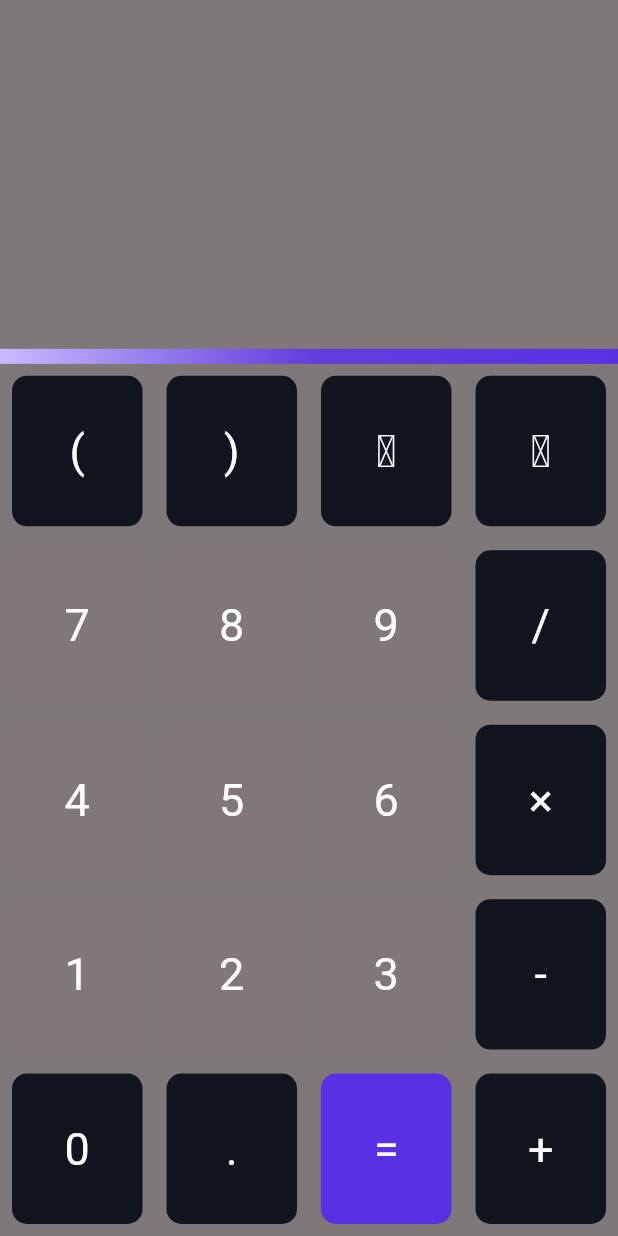
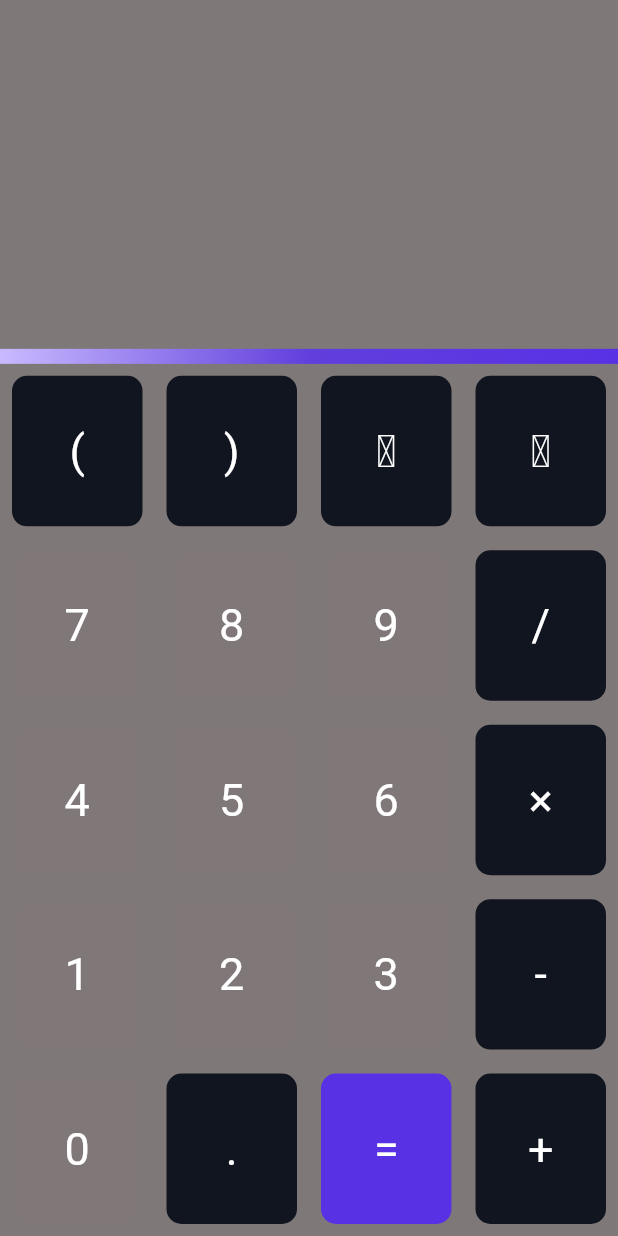
Before and after one commit to gofysff/calc_gof, a Flutter app: the screen it shows after launch, on a phone screen of 412 x 824 dp. Run offline on Flutter 3.47's test engine with Material 2 defaults, Android fonts, the light colour scheme and no system bars; our stand-ins replace math_expressions.

Commit message:
bug fixes

```diff
--- a/lib/buttons.dart
+++ b/lib/buttons.dart
@@ -75,6 +75,7 @@ Map<BValues, String> bSymbols = {
 /// if color is not specified then it will be default [kButtonEvalColor]
 Map<BValues, Color> bColors = {
   BValues.equal: kButtonEqualColor,
+  BValues.zeroInt: kButtonNumberColor,
   BValues.oneInt: kButtonNumberColor,
   BValues.twoInt: kButtonNumberColor,
   BValues.threeInt: kButtonNumberColor,
--- a/lib/logic.dart
+++ b/lib/logic.dart
@@ -135,7 +135,7 @@ class Logic {
   /// function input is button what user pressed
   void updateCalculation(BValues buttonValue) {
     _lastInputedButton = buttonValue;
-    // print(buttonValue);
+    print(bSymbols[buttonValue]);
     if (buttonValue == BValues.delOneChar) {
       _delLastSymbol();
     } else if (buttonValue == BValues.delAll) {
--- a/lib/widgets/calculator_button.dart
+++ b/lib/widgets/calculator_button.dart
@@ -16,10 +16,10 @@ class CalculatorButton extends StatelessWidget {
   final Color? backgroundColor;
   final Color? labelColor;
 
+// TODO: try to change to MAterial button
   @override
   Widget build(BuildContext context) {
-    return Expanded(
-      child: GestureDetector(
+    return GestureDetector(
       onTap: onTap,
       child: Padding(
         padding: const EdgeInsets.all(8),
@@ -47,7 +47,6 @@ class CalculatorButton extends StatelessWidget {
           ),
         ),
       ),
-      ),
     );
   }
 }
--- a/lib/widgets/calculator_panel_button.dart
+++ b/lib/widgets/calculator_panel_button.dart
@@ -7,7 +7,7 @@ import 'calculator_button.dart';
 
 /// Panel what contains buttons what user can interact with
 class CalcPanelButtons extends StatefulWidget {
-  CalcPanelButtons({
+  const CalcPanelButtons({
     Key? key,
     required this.onTap,
   }) : super(key: key);
@@ -19,13 +19,13 @@ class CalcPanelButtons extends StatefulWidget {
 }
 
 class _CalcPanelButtonsState extends State<CalcPanelButtons> {
-  late final List<Expanded> _bodyPanel;
+  // late final Column _bodyPanel;
 
-  @override
-  void initState() {
-    super.initState();
-    _bodyPanel = _createBodyPanel();
-  }
+  // @override
+  // void initState() {
+  //   super.initState();
+  //   _bodyPanel = _createBodyPanel();
+  // }
 
   /// matrix with names(labels) of buttons what will be displayed on screen
   final List<List<BValues>> allButtons = [
@@ -43,10 +43,19 @@ class _CalcPanelButtonsState extends State<CalcPanelButtons> {
   ];
 
   /// method that creates a bodyPanel from [allButtons] matrix what passed by user
-  List<Expanded> _createBodyPanel() {
-    List<Expanded> bodyPanel = [];
-    for (int i = 0; i < allButtons.length; i++) {
-      bodyPanel.add(
+  // Column _createBodyPanel() {
+  //   Column bodyPanel =
+
+  //   //   return bodyPanel;
+  //   // }
+  //   return bodyPanel;
+  // }
+
+  @override
+  Widget build(BuildContext context) {
+    return Column(
+      children: [
+        for (int i = 0; i < allButtons.length; i++)
           Expanded(
             child: Row(
               children: [
@@ -66,14 +75,10 @@ class _CalcPanelButtonsState extends State<CalcPanelButtons> {
               ],
             ),
           ),
+      ],
     );
-    }
-    return bodyPanel;
-  }
-
-  @override
-  Widget build(BuildContext context) {
-    return Column(children: _bodyPanel
+    // return _bodyPanel;
+    // return Column(children: _bodyPanel
     // children: [
     //   Expanded(
     //     child: Row(
@@ -183,6 +188,6 @@ class _CalcPanelButtonsState extends State<CalcPanelButtons> {
     //     ),
     //   )
     // ],
-        );
+    // );
   }
 }
```
Lines whose indentation alone changed are shown as unchanged.
